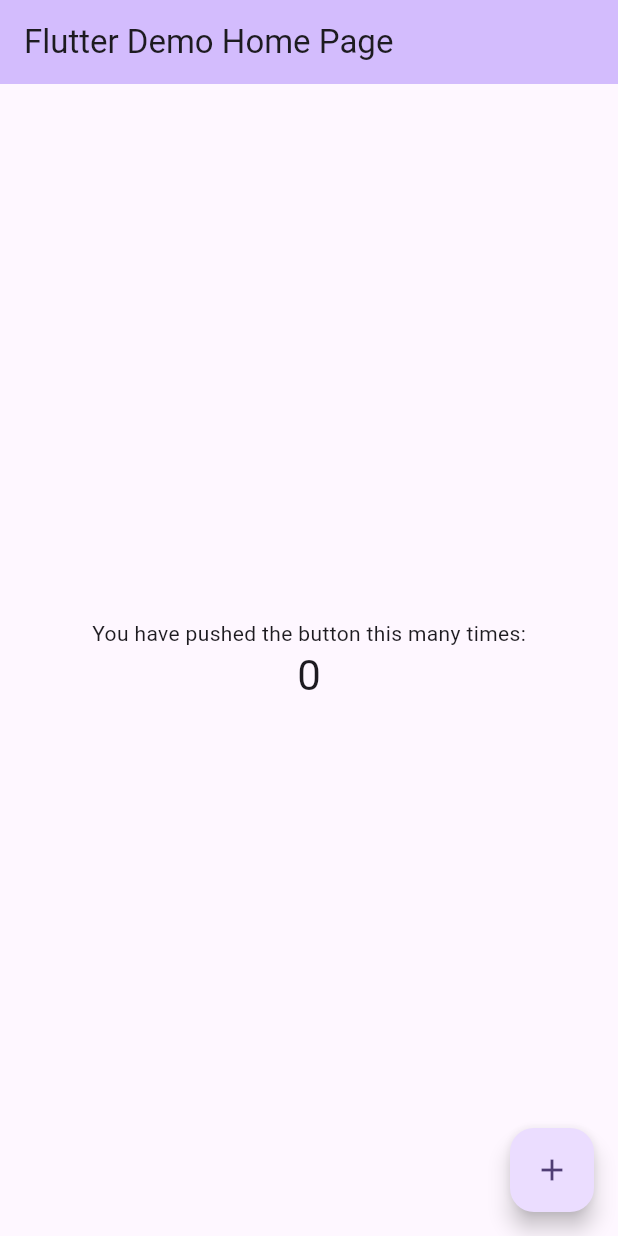
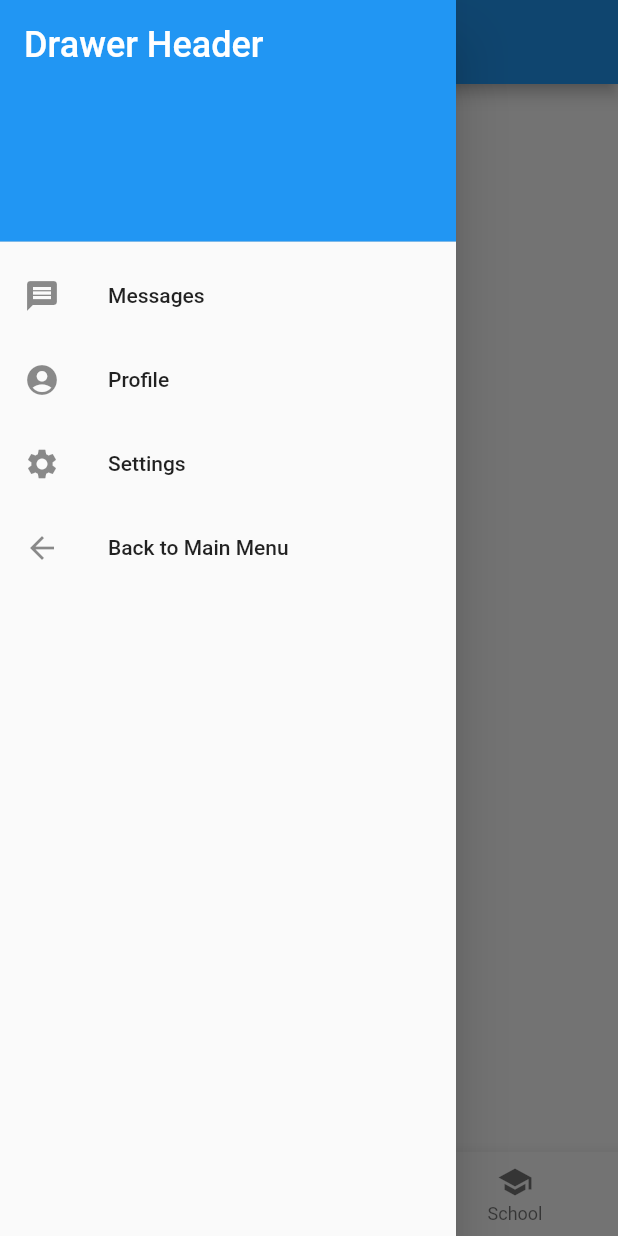
Before and after one commit to EmmanuelSalcido/flutter_frankstein_moviles, a Flutter app: the screen it shows after launch, with the side drawer open (before the commit the screen has no drawer), on a phone screen of 412 x 824 dp. Run offline on Flutter 3.47's test engine with Material 2 defaults, Android fonts, the light colour scheme and no system bars.

Commit message:
6 apis integradas

```diff
--- a/lib/main.dart
+++ b/lib/main.dart
@@ -1,125 +1,245 @@
 import 'package:flutter/material.dart';
 
-void main() {
-  runApp(const MyApp());
-}
+void main() => runApp(const MyApp());
 
 class MyApp extends StatelessWidget {
-  const MyApp({super.key});
+  const MyApp({Key? key}) : super(key: key);
 
-  // This widget is the root of your application.
   @override
   Widget build(BuildContext context) {
     return MaterialApp(
-      title: 'Flutter Demo',
-      theme: ThemeData(
-        // This is the theme of your application.
-        //
-        // TRY THIS: Try running your application with "flutter run". You'll see
-        // the application has a blue toolbar. Then, without quitting the app,
-        // try changing the seedColor in the colorScheme below to Colors.green
-        // and then invoke "hot reload" (save your changes or press the "hot
-        // reload" button in a Flutter-supported IDE, or press "r" if you used
-        // the command line to start the app).
-        //
-        // Notice that the counter didn't reset back to zero; the application
-        // state is not lost during the reload. To reset the state, use hot
-        // restart instead.
-        //
-        // This works for code too, not just values: Most code changes can be
-        // tested with just a hot reload.
-        colorScheme: ColorScheme.fromSeed(seedColor: Colors.deepPurple),
-        useMaterial3: true,
-      ),
-      home: const MyHomePage(title: 'Flutter Demo Home Page'),
+      home: const MyHomePage(),
     );
   }
 }
 
 class MyHomePage extends StatefulWidget {
-  const MyHomePage({super.key, required this.title});
-
-  // This widget is the home page of your application. It is stateful, meaning
-  // that it has a State object (defined below) that contains fields that affect
-  // how it looks.
-
-  // This class is the configuration for the state. It holds the values (in this
-  // case the title) provided by the parent (in this case the App widget) and
-  // used by the build method of the State. Fields in a Widget subclass are
-  // always marked "final".
-
-  final String title;
+  const MyHomePage({Key? key}) : super(key: key);
 
   @override
-  State<MyHomePage> createState() => _MyHomePageState();
+  _MyHomePageState createState() => _MyHomePageState();
 }
 
 class _MyHomePageState extends State<MyHomePage> {
-  int _counter = 0;
+  int currentPageIndex = 0;
 
-  void _incrementCounter() {
-    setState(() {
-      // This call to setState tells the Flutter framework that something has
-      // changed in this State, which causes it to rerun the build method below
-      // so that the display can reflect the updated values. If we changed
-      // _counter without calling setState(), then the build method would not be
-      // called again, and so nothing would appear to happen.
-      _counter++;
-    });
+  Future<void> _selectDate(BuildContext context) async {
+    final DateTime now = DateTime.now();
+    final DateTime lastDate =
+        DateTime(2022, 12, 31); // Establece la fecha final deseada
+
+    final DateTime? picked = await showDatePicker(
+      context: context,
+      initialDate:
+          now.isBefore(lastDate) ? now : lastDate, // Corregir la fecha inicial
+      firstDate: DateTime(2021, 1, 1), // Establece la fecha inicial deseada
+      lastDate: lastDate, // Usa la misma fecha final
+    );
+
+    if (picked != null) {
+      ScaffoldMessenger.of(context).showSnackBar(SnackBar(
+        content: Text('Selected: ${picked.day}/${picked.month}/${picked.year}'),
+      ));
+    }
   }
 
   @override
   Widget build(BuildContext context) {
-    // This method is rerun every time setState is called, for instance as done
-    // by the _incrementCounter method above.
-    //
-    // The Flutter framework has been optimized to make rerunning build methods
-    // fast, so that you can just rebuild anything that needs updating rather
-    // than having to individually change instances of widgets.
     return Scaffold(
       appBar: AppBar(
-        // TRY THIS: Try changing the color here to a specific color (to
-        // Colors.amber, perhaps?) and trigger a hot reload to see the AppBar
-        // change color while the other colors stay the same.
-        backgroundColor: Theme.of(context).colorScheme.inversePrimary,
-        // Here we take the value from the MyHomePage object that was created by
-        // the App.build method, and use it to set our appbar title.
-        title: Text(widget.title),
+        title: const Text('Flutter API Example'),
       ),
-      body: Center(
-        // Center is a layout widget. It takes a single child and positions it
-        // in the middle of the parent.
-        child: Column(
-          // Column is also a layout widget. It takes a list of children and
-          // arranges them vertically. By default, it sizes itself to fit its
-          // children horizontally, and tries to be as tall as its parent.
-          //
-          // Column has various properties to control how it sizes itself and
-          // how it positions its children. Here we use mainAxisAlignment to
-          // center the children vertically; the main axis here is the vertical
-          // axis because Columns are vertical (the cross axis would be
-          // horizontal).
-          //
-          // TRY THIS: Invoke "debug painting" (choose the "Toggle Debug Paint"
-          // action in the IDE, or press "p" in the console), to see the
-          // wireframe for each widget.
-          mainAxisAlignment: MainAxisAlignment.center,
+      drawer: Drawer(
+        child: ListView(
+          padding: EdgeInsets.zero,
           children: <Widget>[
-            const Text(
-              'You have pushed the button this many times:',
+            DrawerHeader(
+              decoration: BoxDecoration(
+                color: Colors.blue,
+              ),
+              child: Text(
+                'Drawer Header',
+                style: TextStyle(
+                  color: Colors.white,
+                  fontSize: 24,
+                ),
+              ),
             ),
-            Text(
-              '$_counter',
-              style: Theme.of(context).textTheme.headlineMedium,
+            ListTile(
+              leading: Icon(Icons.message),
+              title: Text('Messages'),
+            ),
+            ListTile(
+              leading: Icon(Icons.account_circle),
+              title: Text('Profile'),
+            ),
+            ListTile(
+              leading: Icon(Icons.settings),
+              title: Text('Settings'),
+            ),
+            // Agrega un ListTile para volver al menú principal
+            ListTile(
+              leading: Icon(Icons.arrow_back),
+              title: Text('Back to Main Menu'),
+              onTap: () {
+                Navigator.popUntil(context, ModalRoute.withName('/'));
+              },
             ),
           ],
         ),
       ),
-      floatingActionButton: FloatingActionButton(
-        onPressed: _incrementCounter,
-        tooltip: 'Increment',
-        child: const Icon(Icons.add),
-      ), // This trailing comma makes auto-formatting nicer for build methods.
+      body: Center(
+        child: Column(
+          mainAxisAlignment: MainAxisAlignment.center,
+          children: <Widget>[
+            ElevatedButton(
+              onPressed: () {
+                showDialog<String>(
+                  context: context,
+                  builder: (BuildContext context) => AlertDialog(
+                    title: const Text('AlertDialog Title'),
+                    content: const Text('AlertDialog description'),
+                    actions: <Widget>[
+                      TextButton(
+                        onPressed: () => Navigator.pop(context, 'Cancel'),
+                        child: const Text('Cancel'),
+                      ),
+                      TextButton(
+                        onPressed: () => Navigator.pop(context, 'OK'),
+                        child: const Text('OK'),
+                      ),
+                    ],
+                  ),
+                );
+              },
+              child: const Text('Show AlertDialog'),
+            ),
+            ElevatedButton(
+              onPressed: () {
+                Navigator.push(
+                  context,
+                  MaterialPageRoute(
+                    builder: (context) => const CardExample(),
+                  ),
+                );
+              },
+              child: const Text('Show Card Example'),
+            ),
+            ElevatedButton(
+              onPressed: () {
+                Navigator.push(
+                  context,
+                  MaterialPageRoute(
+                    builder: (context) => const CheckboxExample(),
+                  ),
+                );
+              },
+              child: const Text('Show Checkbox Example'),
+            ),
+            ElevatedButton(
+              onPressed: () {
+                _selectDate(context);
+              },
+              child: const Text('Show DatePicker'),
+            ),
+          ],
+        ),
+      ),
+      bottomNavigationBar: BottomNavigationBar(
+        currentIndex: currentPageIndex,
+        onTap: (int index) {
+          setState(() {
+            currentPageIndex = index;
+          });
+        },
+        items: const <BottomNavigationBarItem>[
+          BottomNavigationBarItem(
+            icon: Icon(Icons.home),
+            label: 'Home',
+          ),
+          BottomNavigationBarItem(
+            icon: Icon(Icons.business),
+            label: 'Business',
+          ),
+          BottomNavigationBarItem(
+            icon: Icon(Icons.school),
+            label: 'School',
+          ),
+        ],
+      ),
     );
   }
 }
+
+class CardExample extends StatelessWidget {
+  const CardExample({Key? key}) : super(key: key);
+
+  @override
+  Widget build(BuildContext context) {
+    return Scaffold(
+      appBar: AppBar(
+        title: const Text('Card Sample'),
+      ),
+      body: Center(
+        child: Card(
+          clipBehavior: Clip.hardEdge,
+          child: InkWell(
+            splashColor: Colors.blue.withAlpha(30),
+            onTap: () {
+              debugPrint('Card tapped.');
+            },
+            child: const SizedBox(
+              width: 300,
+              height: 100,
+              child: Text('A card that can be tapped'),
+            ),
+          ),
+        ),
+      ),
+    );
+  }
+}
+
+class CheckboxExample extends StatefulWidget {
+  const CheckboxExample({Key? key}) : super(key: key);
+
+  @override
+  State<CheckboxExample> createState() => _CheckboxExampleState();
+}
+
+class _CheckboxExampleState extends State<CheckboxExample> {
+  bool isChecked = false;
+
+  @override
+  Widget build(BuildContext context) {
+    Color getColor(Set<MaterialState> states) {
+      const Set<MaterialState> interactiveStates = <MaterialState>{
+        MaterialState.pressed,
+        MaterialState.hovered,
+        MaterialState.focused,
+      };
+      if (states.any(interactiveStates.contains)) {
+        return Colors.blue;
+      }
+      return Colors.red;
+    }
+
+    return Scaffold(
+      appBar: AppBar(
+        title: const Text('Checkbox Sample'),
+      ),
+      body: Center(
+        child: Checkbox(
+          checkColor: Colors.white,
+          fillColor: MaterialStateProperty.resolveWith(getColor),
+          value: isChecked,
+          onChanged: (bool? value) {
+            setState(() {
+              isChecked = value!;
+            });
+          },
+        ),
+      ),
+    );
+  }
+}
```
Also changed, not shown: 1 other file.
